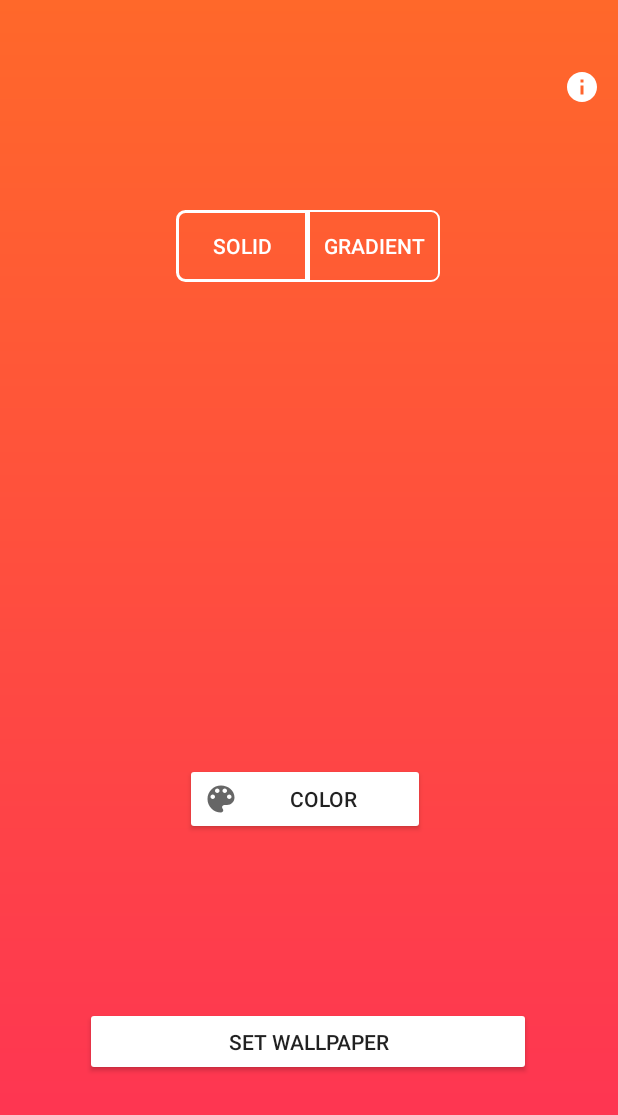
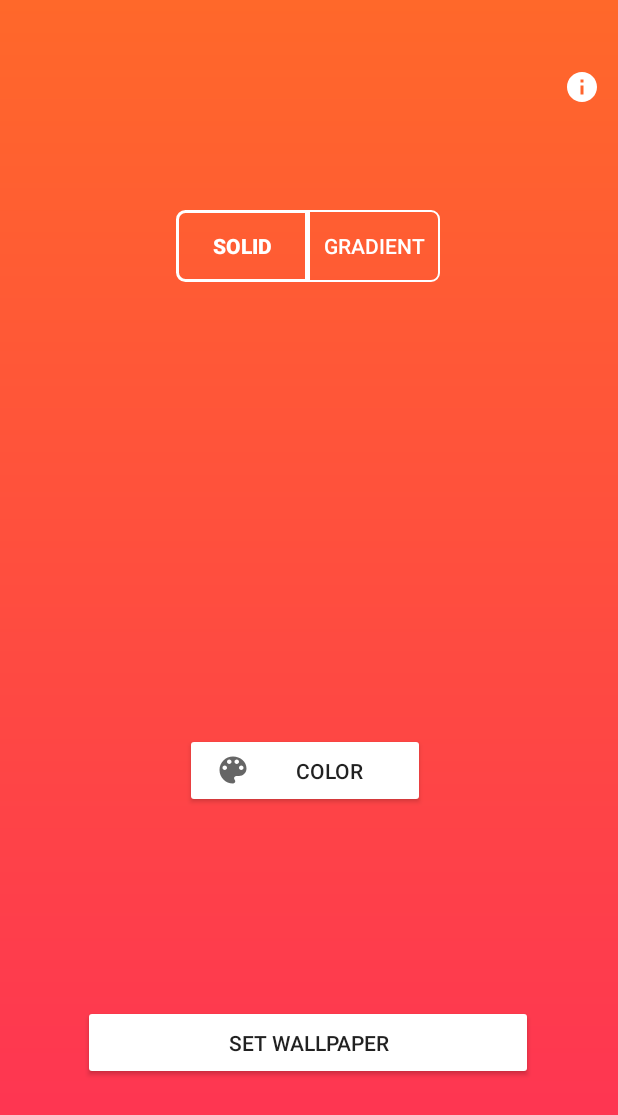
Before and after one commit to L-win/ColorpickerWallpaper, an Android app: the screen it shows after launch (MainActivity), after a tap on "SOLID", on a phone screen of 412 x 824 dp. Shown: the top 1115 px of the screen. Run offline under Robolectric (Android 15) with nearby library versions, the phone set to English and light mode, and no system bars; libraries missing offline, so code that uses them is left out: yuku.ambilwarna.

Commit message:
toggle buttons update

```diff
--- a/app/src/main/java/com/elvina/colorpickerwallpaper/MainActivity.java
+++ b/app/src/main/java/com/elvina/colorpickerwallpaper/MainActivity.java
@@ -10,6 +10,7 @@ import android.app.WallpaperManager;
 import android.content.Intent;
 import android.graphics.Bitmap;
 import android.graphics.Canvas;
+import android.graphics.Typeface;
 import android.graphics.drawable.ColorDrawable;
 import android.graphics.drawable.GradientDrawable;
 import android.os.Bundle;
@@ -115,7 +116,10 @@ public class MainActivity extends AppCompatActivity {
             @Override
             public void onClick(View v) {
                 buttonSwitchSolid.setBackgroundResource(R.drawable.button_switch_left_on);
+                buttonSwitchSolid.setText(R.string.buttonSwitchSolidBold);
                 buttonSwitchGradient.setBackgroundResource(R.drawable.button_switch_right_off);
+                buttonSwitchGradient.setText(R.string.buttonSwitchGradientNormal);
+
                 layoutSolid.setVisibility(LinearLayout.VISIBLE);
                 layoutGradient.setVisibility(LinearLayout.GONE);
                 layoutSwitchState = "solid";
@@ -125,7 +129,10 @@ public class MainActivity extends AppCompatActivity {
             @Override
             public void onClick(View v) {
                 buttonSwitchSolid.setBackgroundResource(R.drawable.button_switch_left_off);
+                buttonSwitchSolid.setText(R.string.buttonSwitchSolidNormal);
                 buttonSwitchGradient.setBackgroundResource(R.drawable.button_switch_right_on);
+                buttonSwitchGradient.setText(R.string.buttonSwitchGradientBold);
+
                 layoutSolid.setVisibility(LinearLayout.GONE);
                 layoutGradient.setVisibility(LinearLayout.VISIBLE);
                 layoutSwitchState = "gradient";
--- a/app/src/main/res/drawable/button_switch_left_on.xml
+++ b/app/src/main/res/drawable/button_switch_left_on.xml
@@ -6,6 +6,7 @@
         android:width="2dp"
         android:color="#FFFFFF" />
     <solid android:color="#00000000" />
+
     <corners
         android:bottomLeftRadius="5sp"
         android:topLeftRadius="5sp" />
--- a/app/src/main/res/layout/activity_main.xml
+++ b/app/src/main/res/layout/activity_main.xml
@@ -34,7 +34,7 @@
             android:layout_width="wrap_content"
             android:layout_height="wrap_content"
             android:background="@drawable/button_switch_left_on"
-            android:text="SOLID"
+            android:text="@string/buttonSwitchSolidBold"
             android:textColor="@color/white"
             android:backgroundTint="@color/white"/>
 
@@ -42,15 +42,11 @@
             android:id="@+id/button_gradient"
             android:layout_width="wrap_content"
             android:layout_height="wrap_content"
-            android:background="@drawable/button_switch_left_off"
-            android:text="GRADIENT"
+            android:background="@drawable/button_switch_right_off"
+            android:text="@string/buttonSwitchGradientNormal"
             android:textColor="@color/white"/>
 
     </LinearLayout>
-
-    <!--    LAYOUT HOLDER-->
-
-    <!--    SET WALLPAPER-->
 
     <LinearLayout
         android:id="@+id/layout_holder"
@@ -73,17 +69,16 @@
 
             <Button
                 android:id="@+id/open_colorpicker"
-                android:layout_width="wrap_content"
-                android:layout_height="wrap_content"
+                android:layout_width="160dp"
+                android:layout_height="50dp"
                 android:layout_gravity="center"
-                android:layout_marginTop="20dp"
-                android:width="160dp"
                 android:backgroundTint="@color/white"
                 android:text="Color"
+                android:paddingLeft="20dp"
                 android:drawableLeft="@drawable/ic_baseline_color_lens_24"/>
 
         </LinearLayout>
-
+<!--        android:backgroundTint="@color/white"-->
 
         <LinearLayout
             android:id="@+id/gradient_layout"
@@ -95,7 +90,7 @@
 
             <Button
                 android:id="@+id/open_gradient_colorpicker_a"
-                android:layout_width="160dp"
+                android:layout_width="180dp"
                 android:layout_height="wrap_content"
                 android:backgroundTint="@color/white"
                 android:text="TOP COLOR"
@@ -103,7 +98,7 @@
 
             <Button
                 android:id="@+id/open_gradient_colorpicker_b"
-                android:layout_width="160dp"
+                android:layout_width="180dp"
                 android:layout_height="wrap_content"
                 android:backgroundTint="@color/white"
                 android:text="BOTTOM COLOR"
@@ -116,8 +111,8 @@
 
     <Button
         android:id="@+id/set_wallpaper"
-        android:layout_width="297dp"
-        android:layout_height="46dp"
+        android:layout_width="300dp"
+        android:layout_height="50dp"
         android:layout_gravity="center"
         android:width="170dp"
         android:backgroundTint="@color/white"
--- a/app/src/main/res/values/strings.xml
+++ b/app/src/main/res/values/strings.xml
@@ -7,4 +7,10 @@
     </string>
     <string name="app_current_version">v1.0, November 2020</string>
     <string name="app_recent_change">Nov 1, 2020. First release.</string>
+
+<!--    Buttons-->
+    <string name="buttonSwitchSolidBold"><b>SOLID</b></string>
+    <string name="buttonSwitchSolidNormal">SOLID</string>
+    <string name="buttonSwitchGradientBold"><b>GRADIENT</b></string>
+    <string name="buttonSwitchGradientNormal">GRADIENT</string>
 </resources>
```
